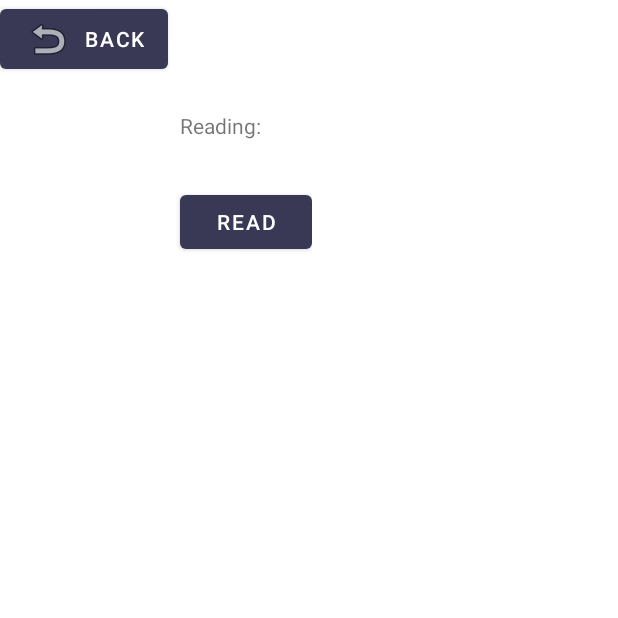
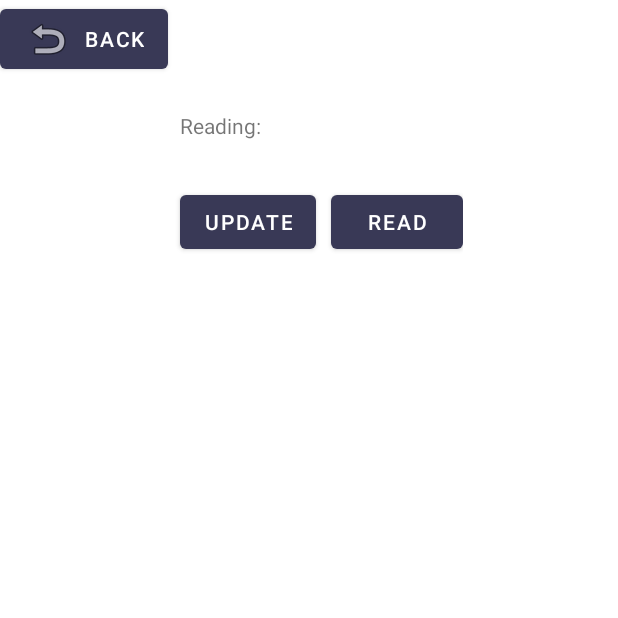
Before and after one commit to Maveo/ComickApp, an Android app: the fragment SummaryFragment shown on its own in the app's theme, on a phone screen of 412 x 824 dp, the top half of it. Run offline under Robolectric (Android 15) with nearby library versions, the phone set to English and light mode, and no system bars; 2 statements that could not run were skipped.

Commit message:
feat: summary update

```diff
--- a/app/src/main/res/layout/fragment_summary.xml
+++ b/app/src/main/res/layout/fragment_summary.xml
@@ -62,11 +62,21 @@
                 app:layout_row="2" />
 
             <Button
+                android:id="@+id/updateButton"
+                android:layout_width="wrap_content"
+                android:layout_height="wrap_content"
+                android:text="@string/update_one_comic"
+                android:layout_marginEnd="10dp"
+                app:layout_column="1"
+                app:layout_row="4" />
+
+
+            <Button
                 android:id="@+id/readButton"
                 android:layout_width="wrap_content"
                 android:layout_height="wrap_content"
                 android:text="@string/read"
-                app:layout_column="1"
+                app:layout_column="2"
                 app:layout_row="4" />
 
         </androidx.gridlayout.widget.GridLayout>
--- a/app/src/main/res/values/strings.xml
+++ b/app/src/main/res/values/strings.xml
@@ -15,6 +15,7 @@
     <string name="search_comic">Search</string>
     <string name="add_comic">Add</string>
     <string name="update_all_comics">Update All</string>
+    <string name="update_one_comic">Update</string>
     <string name="chapter_url">Chapter Url</string>
     <string name="online_last_chapter">Online:</string>
     <string name="comic_cover_hint">Cover</string>
```
Also changed, not shown: app/src/main/java/com/skillor/comick/ui/SummaryFragment.java (+17 -0 lines).
